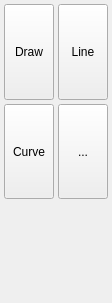
Before: the Qt Designer form src/mainwindow.ui in Vesuri/excellence, drawn with Qt 5.
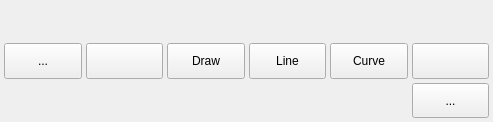
After: the same form once the commit is applied. Icons and pictures are not drawn. Custom widgets are drawn as their Qt base class.

Commit message: Use the Brilliance layout in the main window

Diff of the .ui file:
```diff
--- a/src/mainwindow.ui
+++ b/src/mainwindow.ui
@@ -6,8 +6,8 @@
    <rect>
     <x>0</x>
     <y>0</y>
-    <width>112</width>
-    <height>303</height>
+    <width>493</width>
+    <height>122</height>
    </rect>
   </property>
   <property name="windowTitle">
@@ -30,7 +30,24 @@
     <property name="spacing">
      <number>4</number>
     </property>
-    <item row="0" column="1">
+    <item row="1" column="0">
+     <widget class="QToolButton" name="clearButton">
+      <property name="sizePolicy">
+       <sizepolicy hsizetype="Expanding" vsizetype="Preferred">
+        <horstretch>0</horstretch>
+        <verstretch>0</verstretch>
+       </sizepolicy>
+      </property>
+      <property name="text">
+       <string>...</string>
+      </property>
+      <property name="icon">
+       <iconset resource="icons/icons.qrc">
+        <normaloff>:/clear.png</normaloff>:/clear.png</iconset>
+      </property>
+     </widget>
+    </item>
+    <item row="1" column="3">
      <widget class="QToolButton" name="lineButton">
       <property name="sizePolicy">
        <sizepolicy hsizetype="Expanding" vsizetype="Preferred">
@@ -47,23 +64,7 @@
       </property>
      </widget>
     </item>
-    <item row="2" column="0" colspan="2">
-     <widget class="CurrentColorsButton" name="currentColorsButton" native="true">
-      <property name="sizePolicy">
-       <sizepolicy hsizetype="Expanding" vsizetype="Preferred">
-        <horstretch>0</horstretch>
-        <verstretch>0</verstretch>
-       </sizepolicy>
-      </property>
-      <property name="minimumSize">
-       <size>
-        <width>0</width>
-        <height>32</height>
-       </size>
-      </property>
-     </widget>
-    </item>
-    <item row="0" column="0">
+    <item row="1" column="2">
      <widget class="QToolButton" name="drawButton">
       <property name="sizePolicy">
        <sizepolicy hsizetype="Expanding" vsizetype="Preferred">
@@ -80,7 +81,7 @@
       </property>
      </widget>
     </item>
-    <item row="1" column="0">
+    <item row="1" column="4">
      <widget class="QToolButton" name="curveButton">
       <property name="sizePolicy">
        <sizepolicy hsizetype="Expanding" vsizetype="Preferred">
@@ -97,7 +98,40 @@
       </property>
      </widget>
     </item>
-    <item row="3" column="0" colspan="2">
+    <item row="1" column="5">
+     <widget class="QToolButton" name="undoButton">
+      <property name="sizePolicy">
+       <sizepolicy hsizetype="Expanding" vsizetype="Preferred">
+        <horstretch>0</horstretch>
+        <verstretch>0</verstretch>
+       </sizepolicy>
+      </property>
+      <property name="text">
+       <string/>
+      </property>
+      <property name="icon">
+       <iconset resource="icons/icons.qrc">
+        <normaloff>:/undo.png</normaloff>:/undo.png</iconset>
+      </property>
+     </widget>
+    </item>
+    <item row="0" column="5">
+     <widget class="CurrentColorsButton" name="currentColorsButton" native="true">
+      <property name="sizePolicy">
+       <sizepolicy hsizetype="Expanding" vsizetype="Preferred">
+        <horstretch>0</horstretch>
+        <verstretch>0</verstretch>
+       </sizepolicy>
+      </property>
+      <property name="minimumSize">
+       <size>
+        <width>0</width>
+        <height>32</height>
+       </size>
+      </property>
+     </widget>
+    </item>
+    <item row="0" column="0" colspan="5">
      <layout class="QGridLayout" name="paletteLayout">
       <property name="spacing">
        <number>4</number>
@@ -105,7 +139,20 @@
      </layout>
     </item>
     <item row="1" column="1">
-     <widget class="QToolButton" name="clearButton">
+     <widget class="QToolButton" name="paletteButton">
+      <property name="sizePolicy">
+       <sizepolicy hsizetype="Expanding" vsizetype="Preferred">
+        <horstretch>0</horstretch>
+        <verstretch>0</verstretch>
+       </sizepolicy>
+      </property>
+      <property name="text">
+       <string/>
+      </property>
+     </widget>
+    </item>
+    <item row="2" column="5">
+     <widget class="QToolButton" name="zoomButton">
       <property name="sizePolicy">
        <sizepolicy hsizetype="Expanding" vsizetype="Preferred">
         <horstretch>0</horstretch>
```
Left out of the diff: 14 changed lines with no effect on the pictures. The commit also changes 2 other files.
